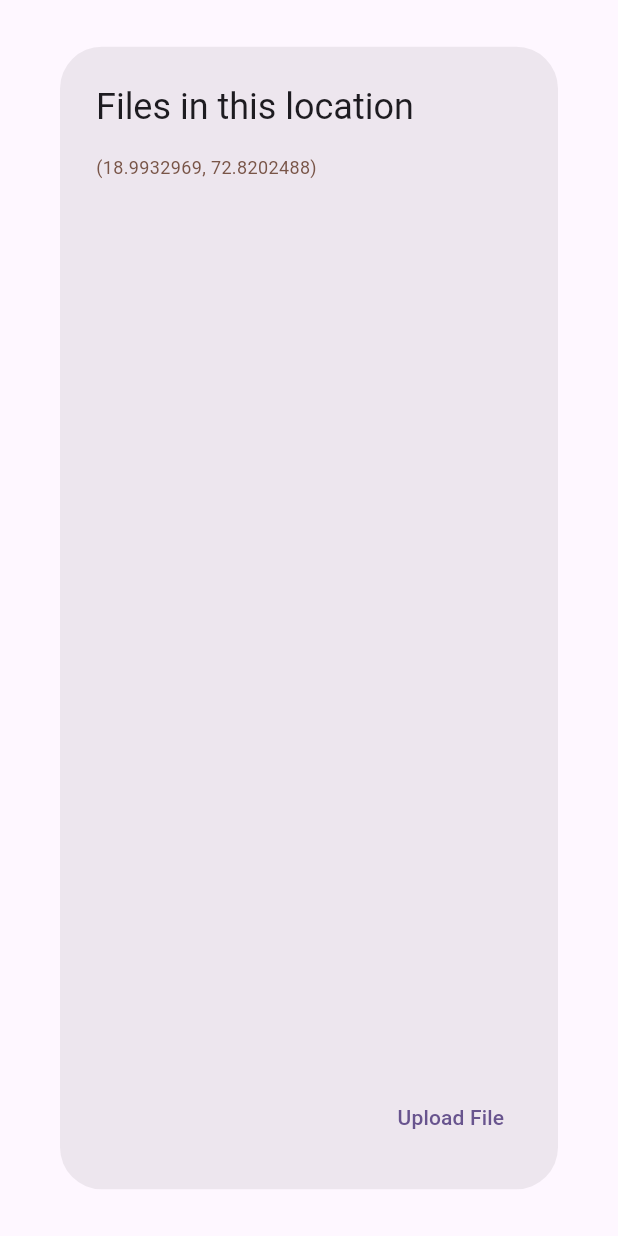
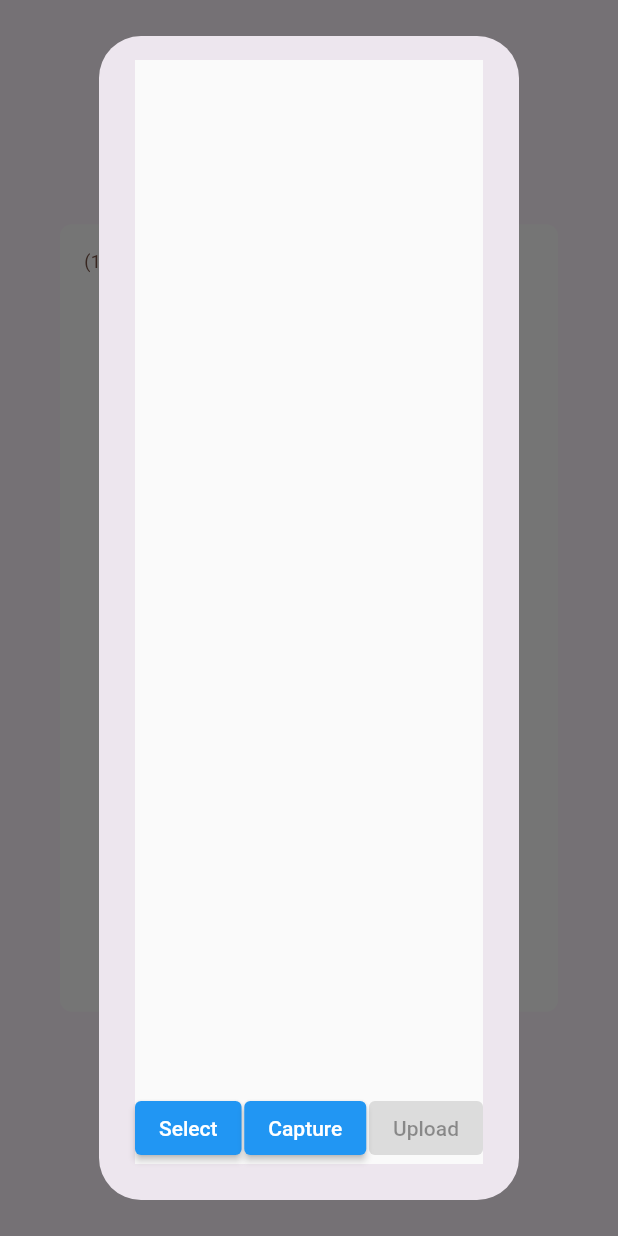
Before and after one commit to aquib-sh/geotales, a Flutter app: the MarkerDialog widget shown alone on an empty page, opened directly with empty values, after a tap on "Upload File", on a phone screen of 412 x 824 dp. Run offline on Flutter 3.47's test engine with Material 2 defaults, Android fonts, the phone set to English and light mode, and no system bars; our stand-ins replace firebase_auth, firebase_core, flutter_map, geolocator, image_picker, latlong2; accounts and stored records are empty; network calls fail; project files that could hold a hidden picture were left out.

Commit message:
Add ImageDialog with camera support

```diff
--- a/lib/main.dart
+++ b/lib/main.dart
@@ -5,6 +5,7 @@ import 'package:geotales/providers/file_provider.dart';
 import 'package:geotales/providers/map_provider.dart';
 import 'package:geotales/providers/session_provider.dart';
 import 'package:geotales/screens/login_screen.dart';
+import 'package:geotales/widgets/file_upload_dialog.dart';
 //import 'package:geotales/screens/splash_screen.dart';
 import 'package:provider/provider.dart';
 
@@ -31,7 +32,8 @@ class MyApp extends StatelessWidget {
         ChangeNotifierProvider(
             create: (context) => SessionProvider(FirebaseAuth.instance)),
         ChangeNotifierProvider(create: (context) => MapProvider()),
-        ChangeNotifierProvider(create: (context) => FileProvider())
+        ChangeNotifierProvider(create: (context) => FileProvider()),
+        ChangeNotifierProvider(create: (context) => FileUploadProvider())
       ],
       child: MaterialApp(
         debugShowCheckedModeBanner: false,
--- a/lib/providers/map_provider.dart
+++ b/lib/providers/map_provider.dart
@@ -1,7 +1,6 @@
 import 'package:flutter/material.dart';
 import 'package:flutter_map/plugin_api.dart';
 import 'package:geolocator/geolocator.dart';
-import 'package:geotales/models/user_file.dart';
 import 'package:geotales/widgets/marker_dialog.dart';
 import 'package:latlong2/latlong.dart';
 
@@ -13,7 +12,7 @@ class MapProvider extends ChangeNotifier {
   final MapController mapController = MapController();
 
   // Basic map settings
-  LatLng currentLocation = const LatLng(18.9932969, 72.8202488);
+  LatLng currentLocation = LatLng(18.9932969, 72.8202488);
   final double zoom = 10.0;
   final double maxZoom = 18.0;
   final double minZoom = 1.0;
--- /dev/null
+++ b/lib/widgets/file_upload_dialog.dart
@@ -0,0 +1,193 @@
+import 'dart:io';
+
+import 'package:flutter/material.dart';
+import 'package:image_picker/image_picker.dart';
+import 'package:provider/provider.dart';
+import 'package:flutter/foundation.dart' show kIsWeb;
+
+class FileUploadDialog extends StatelessWidget {
+  @override
+  Widget build(BuildContext context) {
+    return ChangeNotifierProvider<FileUploadProvider>(
+      create: (_) => FileUploadProvider(),
+      child: Consumer<FileUploadProvider>(
+        builder: (context, fileUploadProvider, _) {
+          return MaterialApp(
+            debugShowCheckedModeBanner: false,
+            title: 'File Upload Dialog',
+            home: Scaffold(
+              body: Center(
+                child: Column(
+                  children: [
+                    Expanded(
+                      child: ListView.builder(
+                        itemCount: fileUploadProvider.imageDataList.length,
+                        itemBuilder: (context, index) {
+                          return DismissibleImage(
+                            imageUrl: fileUploadProvider.imageDataList[index]
+                                ['url'],
+                            imagePath: fileUploadProvider.imageDataList[index]
+                                ['path'],
+                            onDismissed: () {
+                              fileUploadProvider.removeImage(index);
+                            },
+                          );
+                        },
+                      ),
+                    ),
+                    Row(
+                      children: [
+                        SelectButton(
+                          onPressed: () async {
+                            final pickedFile = await ImagePicker().pickImage(
+                              source: ImageSource.gallery,
+                              imageQuality: 80,
+                            );
+                            if (pickedFile != null) {
+                              final bytes = await pickedFile.readAsBytes();
+                              final imageData = {
+                                'filename': pickedFile.name,
+                                'data': bytes,
+                                'url': pickedFile.path,
+                                'path': pickedFile.path,
+                                'mimeType': pickedFile.mimeType
+                              };
+                              fileUploadProvider.addImage(imageData);
+                            }
+                          },
+                        ),
+                        const Spacer(),
+                        SelectButton(
+                          onPressed: () async {
+                            final pickedFile = await ImagePicker().pickImage(
+                              source: ImageSource.camera,
+                              imageQuality: 80,
+                            );
+                            if (pickedFile != null) {
+                              final bytes = await pickedFile.readAsBytes();
+                              final imageData = {
+                                'filename': pickedFile.name,
+                                'data': bytes,
+                                'url': pickedFile.path,
+                                'path': pickedFile.path,
+                                'mimeType': pickedFile.mimeType
+                              };
+                              fileUploadProvider.addImage(imageData);
+                            }
+                          },
+                          buttonText: 'Capture',
+                        ),
+                        const Spacer(),
+                        ElevatedButton(
+                          onPressed: fileUploadProvider.canUpload
+                              ? fileUploadProvider.uploadImages
+                              : null,
+                          child: const Text('Upload'),
+                        ),
+                      ],
+                    ),
+                  ],
+                ),
+              ),
+            ),
+          );
+        },
+      ),
+    );
+  }
+}
+
+class FileUploadProvider with ChangeNotifier {
+  final List<Map<String, dynamic>> _imageDataList = [];
+
+  List<Map<String, dynamic>> get imageDataList => _imageDataList;
+
+  bool get canUpload => _imageDataList.isNotEmpty;
+
+  void addImage(Map<String, dynamic> imageData) {
+    _imageDataList.add(imageData);
+    notifyListeners();
+  }
+
+  void removeImage(int index) {
+    _imageDataList.removeAt(index);
+    notifyListeners();
+  }
+
+  void uploadImages() async {
+    for (var imageData in _imageDataList) {
+      // Perform the file upload logic using the provider data
+      // ...
+
+      // Simulating file upload delay
+      await Future.delayed(Duration(seconds: 2));
+
+      // Remove the uploaded image from the list
+      _imageDataList.remove(imageData);
+      notifyListeners();
+    }
+  }
+}
+
+class DismissibleImage extends StatelessWidget {
+  final String imageUrl;
+  final String imagePath;
+  final VoidCallback onDismissed;
+
+  const DismissibleImage({
+    Key? key,
+    required this.imageUrl,
+    required this.imagePath,
+    required this.onDismissed,
+  }) : super(key: key);
+
+  @override
+  Widget build(BuildContext context) {
+    Widget imageWidget;
+
+    if (kIsWeb) {
+      imageWidget = Image.network(imageUrl);
+    } else {
+      imageWidget = Image.file(File(imagePath));
+    }
+
+    return Dismissible(
+      key: Key(kIsWeb ? imageUrl : imagePath),
+      direction: DismissDirection.up,
+      onDismissed: (_) => onDismissed(),
+      child: Stack(
+        children: [
+          imageWidget,
+          Positioned(
+            top: 8,
+            right: 8,
+            child: IconButton(
+              icon: const Icon(Icons.cancel),
+              color: Colors.red,
+              onPressed: () => onDismissed(),
+            ),
+          ),
+        ],
+      ),
+    );
+  }
+}
+
+class SelectButton extends StatelessWidget {
+  final void Function()? onPressed;
+  final String buttonText;
+
+  const SelectButton({
+    Key? key,
+    this.onPressed,
+    this.buttonText = 'Select',
+  }) : super(key: key);
+
+  @override
+  Widget build(BuildContext context) {
+    return ElevatedButton(
+      onPressed: onPressed,
+      child: Text(buttonText),
+    );
+  }
+}
--- a/lib/widgets/marker_dialog.dart
+++ b/lib/widgets/marker_dialog.dart
@@ -1,20 +1,30 @@
 import 'dart:convert';
-
 import 'package:flutter/material.dart';
 import 'package:geotales/providers/file_provider.dart';
 import 'package:geotales/providers/map_provider.dart';
+import 'package:geotales/widgets/file_upload_dialog.dart';
 import 'package:provider/provider.dart';
 
 class MarkerDialog extends StatelessWidget {
   final BoxConstraints constraints;
-  const MarkerDialog({super.key, required this.constraints});
+
+  const MarkerDialog({Key? key, required this.constraints}) : super(key: key);
 
   @override
   Widget build(BuildContext context) {
-    return Consumer2<FileProvider, MapProvider>(
-        builder: (context, files, map, child) => AlertDialog(
-              title: const Text("Files in this location"),
-              content: Column(
+    return Container(
+      color: Colors.transparent,
+      child: Dialog(
+        shape: RoundedRectangleBorder(
+          borderRadius: BorderRadius.circular(8.0),
+        ),
+        elevation: 0.0,
+        backgroundColor: Colors.white,
+        child: SingleChildScrollView(
+          child: Container(
+            padding: const EdgeInsets.all(16.0),
+            child: Consumer2<FileProvider, MapProvider>(
+              builder: (context, files, map, child) => Column(
                 crossAxisAlignment: CrossAxisAlignment.start,
                 mainAxisSize: MainAxisSize.min,
                 children: [
@@ -23,65 +33,66 @@ class MarkerDialog extends StatelessWidget {
                     style: const TextStyle(fontSize: 12, color: Colors.brown),
                   ),
                   SizedBox(
-                    height: constraints.maxHeight * 0.7,
-                    width: constraints.maxWidth * 0.9,
-                    child: ListView.builder(
+                    height: constraints.maxHeight * 0.5,
+                    child: ListView.separated(
                       itemCount: files.markerFiles.length,
+                      separatorBuilder: (context, index) => Divider(),
                       itemBuilder: (context, index) {
-                        return (files.markerFiles.isNotEmpty)
-                            ? ListTile(
-                                title: Text(files.markerFiles[index].fileName,
+                        final markerFile = files.markerFiles[index];
+                        return ListTile(
+                          title: Text(
+                            markerFile.fileName,
                             style: const TextStyle(
-                                        fontSize: 15, color: Colors.black)),
+                                fontSize: 15, color: Colors.black),
+                          ),
                           subtitle: Column(
                             crossAxisAlignment: CrossAxisAlignment.start,
                             children: [
                               Text(
-                                      "Posted by ${files.markerFiles[index].userEmail}",
+                                "Posted by ${markerFile.userEmail}",
                                 style: const TextStyle(
                                     fontSize: 12, color: Colors.blueGrey),
                               ),
                               Text(
-                                        "Date: ${files.markerFiles[index].uploadTimestamp}",
+                                "Date: ${markerFile.uploadTimestamp}",
                                 style: const TextStyle(
-                                            fontSize: 12,
-                                            color: Colors.blueGrey))
+                                    fontSize: 12, color: Colors.blueGrey),
+                              ),
                             ],
                           ),
                           leading: Image.memory(
-                                  base64Decode(
-                                      files.markerFiles[index].base64Image),
+                            base64Decode(markerFile.base64Image),
                             width: 50,
                             height: 50,
                             fit: BoxFit.cover,
                           ),
-                              )
-                            : null;
+                        );
                       },
                     ),
-                  )
-                ],
                   ),
-              actions: [
-                TextButton(
+                  const SizedBox(height: 16.0),
+                  Align(
+                    alignment: Alignment.centerRight,
+                    child: TextButton(
                       onPressed: () {
-                    //showDialog(
-                    //  context: context,
-                    //  builder: (BuildContext context) {
-                    //    return AlertDialog(
-                    //      content: ImageUploaderDialog(
-                    //        location: widget.coordinates,
-                    //        userId: widget.userId,
-                    //        userEmail: widget.userEmail,
-                    //        onFileUpload: fetchImages, // Pass the callback
-                    //      ),
-                    //    );
-                    //  },
-                    //);
+                        showDialog(
+                          context: context,
+                          builder: (BuildContext context) {
+                            return AlertDialog(
+                              content: FileUploadDialog(),
+                            );
+                          },
+                        );
                       },
                       child: const Text("Upload File"),
                     ),
+                  ),
                 ],
-            ));
+              ),
+            ),
+          ),
+        ),
+      ),
+    );
   }
 }
--- a/pubspec.yaml
+++ b/pubspec.yaml
@@ -40,8 +40,10 @@ dependencies:
   firebase_core: ^2.13.1
   firebase_auth: ^4.6.2
   geolocator: ^9.0.2
-  latlong2: ^0.9.0
-  flutter_map: ^5.0.0
+  latlong2: ^0.8.2
+  flutter_map: ^4.0.0
+  image_picker: ^0.8.7+5
+
 
 dev_dependencies:
   flutter_test:
```
Also changed, not shown: 3 other files. Lines whose indentation alone changed are shown as unchanged.
